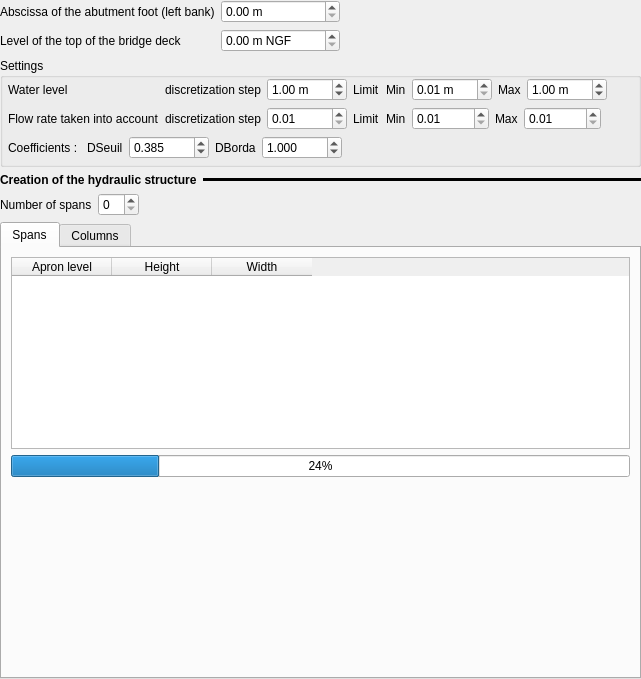
Before: the Qt Designer form ui/structures/ui_borda_da.ui in Artelia/Mascaret, drawn with Qt 5.
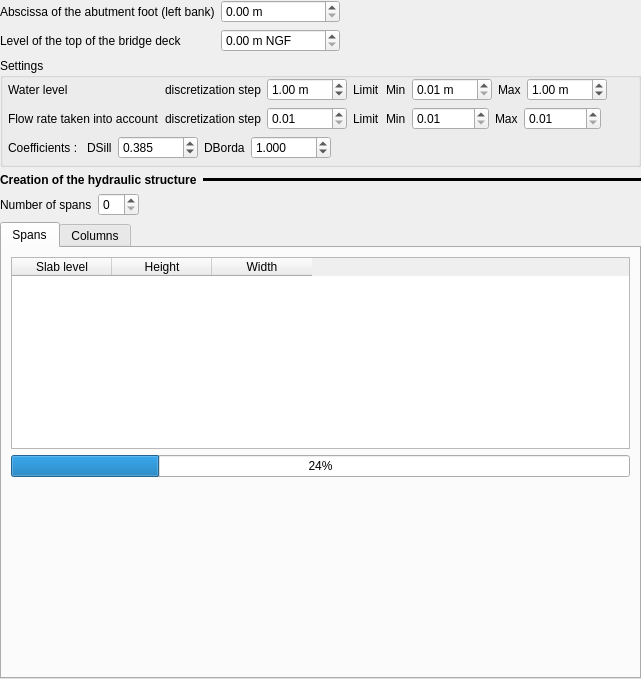
After: the same form once the commit is applied. The open tabs and pages were chosen to show the change.

Diff of the .ui file:
```diff
--- a/ui/structures/ui_borda_da.ui
+++ b/ui/structures/ui_borda_da.ui
@@ -338,7 +338,7 @@
         <item>
          <widget class="QLabel" name="label_53">
           <property name="text">
-           <string>DSeuil</string>
+           <string>DSill</string>
           </property>
          </widget>
         </item>
@@ -510,7 +510,7 @@
          </attribute>
          <column>
           <property name="text">
-           <string>Apron level</string>
+           <string>Slab level</string>
           </property>
          </column>
          <column>
```
Left out of the diff: 4 changed lines with no effect on the pictures.
